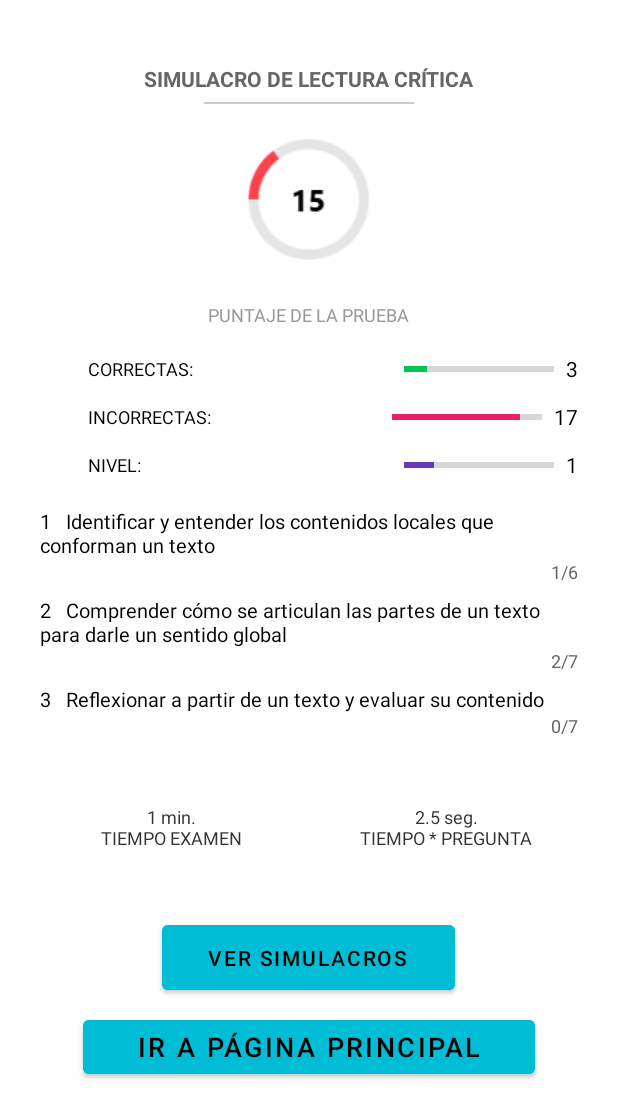
After one commit to Bryanhurtado0006/ICFESUP, an Android app: the Estadistica_Lectura screen opened through its navigation route, on a phone screen of 412 x 824 dp. The commit adds this screen. Shown: the top 1118 px of the screen. Run offline under Robolectric (Android 15) with nearby library versions, the phone set to English and light mode, and no system bars.

Commit message:
simulacros y estadistica

```diff
--- /dev/null
+++ b/app/src/main/java/com/example/icfes_up/simulacroANA/Estadistica_Lectura.java
@@ -0,0 +1,41 @@
+package com.example.icfes_up.simulacroANA;
+
+
+import android.os.Bundle;
+import android.view.LayoutInflater;
+import android.view.View;
+import android.view.ViewGroup;
+import androidx.annotation.NonNull;
+import androidx.annotation.Nullable;
+import androidx.fragment.app.Fragment;
+import androidx.navigation.Navigation;
+import com.example.icfes_up.databinding.FragmentEstadisticaLecturaBinding;
+
+import com.example.icfes_up.R;
+
+public class Estadistica_Lectura extends Fragment {
+    private FragmentEstadisticaLecturaBinding binding;
+
+    public Estadistica_Lectura() {}
+
+    @Override
+    public View onCreateView(@NonNull LayoutInflater inflater, ViewGroup container, Bundle savedInstanceState) {
+        binding = FragmentEstadisticaLecturaBinding.inflate(inflater, container, false);
+        return binding.getRoot();
+    }
+
+    @Override
+    public void onViewCreated(@NonNull View view, @Nullable Bundle savedInstanceState) {
+        super.onViewCreated(view, savedInstanceState);
+
+        binding.btnIrASimulacros.setOnClickListener(v -> {
+            Navigation.findNavController(v).navigate(R.id.action_estadisticaLectura_to_fragmentCategorias);
+        });
+    }
+
+    @Override
+    public void onDestroyView() {
+        super.onDestroyView();
+        binding = null;
+    }
+}
--- /dev/null
+++ b/app/src/main/res/layout/fragment_estadistica_lectura.xml
@@ -0,0 +1,261 @@
+<ScrollView xmlns:android="http://schemas.android.com/apk/res/android"
+    xmlns:tools="http://schemas.android.com/tools"
+    android:layout_width="match_parent"
+    android:layout_height="match_parent"
+    android:background="#ffffff"
+    android:padding="25dp"
+    android:fillViewport="true"
+    tools:context=".simulacroANA.Estadistica_Lectura">
+
+    <LinearLayout
+        android:layout_width="match_parent"
+        android:layout_height="wrap_content"
+        android:orientation="vertical"
+        android:padding="1dp"
+        android:gravity="center_horizontal">
+
+        <TextView
+            android:layout_width="wrap_content"
+            android:layout_height="wrap_content"
+            android:text="SIMULACRO DE LECTURA CRÍTICA"
+            android:textStyle="bold"
+            android:textSize="14sp"
+            android:textColor="#666666"
+            android:layout_marginTop="16dp" />
+
+        <View
+            android:layout_width="140dp"
+            android:layout_height="1dp"
+            android:layout_marginTop="6dp"
+            android:layout_marginBottom="12dp"
+            android:background="#cccccc" />
+
+        <ImageView
+            android:layout_width="155dp"
+            android:layout_height="100dp"
+            android:layout_marginBottom="20dp"
+            android:src="@drawable/prueba_lectura" />
+
+        <TextView
+            android:layout_width="wrap_content"
+            android:layout_height="wrap_content"
+            android:text="PUNTAJE DE LA PRUEBA"
+            android:textSize="12sp"
+            android:textColor="#999999"
+            android:layout_marginBottom="16dp" />
+
+        <LinearLayout
+            android:layout_width="match_parent"
+            android:layout_height="wrap_content"
+            android:orientation="horizontal"
+            android:gravity="center_vertical"
+            android:layout_marginBottom="8dp">
+
+            <ImageView
+                android:layout_width="24dp"
+                android:layout_height="24dp"
+                />
+
+            <TextView
+                android:layout_width="0dp"
+                android:layout_weight="1"
+                android:layout_height="wrap_content"
+                android:text="CORRECTAS:"
+                android:textSize="12sp"
+                android:paddingStart="8dp"
+                android:textColor="#000000" />
+
+            <ProgressBar
+                android:layout_width="100dp"
+                android:layout_height="8dp"
+                android:progress="3"
+                android:max="20"
+                android:progressTint="#00c853"
+                style="?android:attr/progressBarStyleHorizontal" />
+
+            <TextView
+                android:layout_width="wrap_content"
+                android:layout_height="wrap_content"
+                android:text="3"
+                android:textSize="14sp"
+                android:textColor="#000000"
+                android:paddingStart="8dp" />
+        </LinearLayout>
+
+        <LinearLayout
+            android:layout_width="match_parent"
+            android:layout_height="wrap_content"
+            android:orientation="horizontal"
+            android:gravity="center_vertical"
+            android:layout_marginBottom="8dp">
+
+            <ImageView
+                android:layout_width="24dp"
+                android:layout_height="24dp"
+                />
+
+            <TextView
+                android:layout_width="0dp"
+                android:layout_weight="1"
+                android:layout_height="wrap_content"
+                android:text="INCORRECTAS:"
+                android:textSize="12sp"
+                android:paddingStart="8dp"
+                android:textColor="#000000" />
+
+            <ProgressBar
+                android:layout_width="100dp"
+                android:layout_height="8dp"
+                android:progress="17"
+                android:max="20"
+                android:progressTint="#e91e63"
+                style="?android:attr/progressBarStyleHorizontal" />
+
+            <TextView
+                android:layout_width="wrap_content"
+                android:layout_height="wrap_content"
+                android:text="17"
+                android:textSize="14sp"
+                android:textColor="#000000"
+                android:paddingStart="8dp" />
+        </LinearLayout>
+
+        <LinearLayout
+            android:layout_width="match_parent"
+            android:layout_height="wrap_content"
+            android:orientation="horizontal"
+            android:gravity="center_vertical"
+            android:layout_marginBottom="16dp">
+
+            <ImageView
+                android:layout_width="24dp"
+                android:layout_height="24dp"
+                />
+
+            <TextView
+                android:layout_width="0dp"
+                android:layout_weight="1"
+                android:layout_height="wrap_content"
+                android:text="NIVEL:"
+                android:textSize="12sp"
+                android:paddingStart="8dp"
+                android:textColor="#000000" />
+
+            <ProgressBar
+                android:layout_width="100dp"
+                android:layout_height="8dp"
+                android:progress="1"
+                android:max="5"
+                android:progressTint="#673ab7"
+                style="?android:attr/progressBarStyleHorizontal" />
+
+            <TextView
+                android:layout_width="wrap_content"
+                android:layout_height="wrap_content"
+                android:text="1"
+                android:textSize="14sp"
+                android:textColor="#000000"
+                android:paddingStart="8dp" />
+        </LinearLayout>
+
+        <TextView
+            android:text="1   Identificar y entender los contenidos locales que conforman un texto"
+            android:layout_width="match_parent"
+            android:layout_height="wrap_content"
+            android:textSize="13sp"
+            android:textColor="#000000" />
+        <TextView
+            android:text="1/6"
+            android:layout_width="match_parent"
+            android:layout_height="wrap_content"
+            android:gravity="end"
+            android:textSize="12sp"
+            android:textColor="#666666"
+            android:layout_marginBottom="8dp" />
+
+        <TextView
+            android:text="2   Comprender cómo se articulan las partes de un texto para darle un sentido global"
+            android:layout_width="match_parent"
+            android:layout_height="wrap_content"
+            android:textSize="13sp"
+            android:textColor="#000000" />
+        <TextView
+            android:text="2/7"
+            android:layout_width="match_parent"
+            android:layout_height="wrap_content"
+            android:gravity="end"
+            android:textSize="12sp"
+            android:textColor="#666666"
+            android:layout_marginBottom="8dp" />
+
+        <TextView
+            android:text="3   Reflexionar a partir de un texto y evaluar su contenido"
+            android:layout_width="match_parent"
+            android:layout_height="wrap_content"
+            android:textSize="13sp"
+            android:textColor="#000000" />
+        <TextView
+            android:text="0/7"
+            android:layout_width="match_parent"
+            android:layout_height="wrap_content"
+            android:gravity="end"
+            android:textSize="12sp"
+            android:textColor="#666666"
+            android:layout_marginBottom="24dp" />
+
+        <LinearLayout
+            android:layout_width="match_parent"
+            android:layout_height="wrap_content"
+            android:orientation="horizontal"
+            android:gravity="center"
+            android:layout_marginTop="8dp">
+
+            <TextView
+                android:layout_width="0dp"
+                android:layout_weight="1"
+                android:layout_height="wrap_content"
+
+                android:gravity="center"
+                android:padding="12dp"
+                android:text="1 min.\nTIEMPO EXAMEN"
+                android:textSize="12sp"
+                android:textColor="#333333" />
+
+            <TextView
+                android:layout_width="0dp"
+                android:layout_weight="1"
+                android:layout_height="wrap_content"
+
+                android:gravity="center"
+                android:padding="12dp"
+                android:layout_marginStart="8dp"
+                android:text="2.5 seg.\nTIEMPO * PREGUNTA"
+                android:textSize="12sp"
+                android:textColor="#333333" />
+        </LinearLayout>
+        <Button
+            android:id="@+id/btnIrASimulacros"
+            android:layout_width="wrap_content"
+            android:layout_height="wrap_content"
+            android:text="Ver Simulacros"
+            android:textColor="#000000"
+            android:backgroundTint="#00BCD4"
+            android:paddingLeft="30dp"
+            android:paddingRight="32dp"
+            android:paddingTop="12dp"
+            android:paddingBottom="12dp"
+            android:layout_marginTop="32dp"
+            android:layout_marginBottom="8dp"
+            android:layout_gravity="center" />
+
+        <Button
+            android:id="@+id/btnGoToMain1"
+            android:layout_width="301dp"
+            android:layout_height="wrap_content"
+            android:backgroundTint="#00BCD4"
+            android:text="Ir a página principal"
+            android:textColor="#000000"
+            android:textSize="18sp" />
+
+    </LinearLayout>
+</ScrollView>
--- a/app/src/main/res/navigation/nav_graph.xml
+++ b/app/src/main/res/navigation/nav_graph.xml
@@ -14,18 +14,50 @@
             app:destination="@id/simulacroLectura1" />
     </fragment>
 
-    <fragment android:id="@+id/simulacroLectura1"
+    <fragment
+        android:id="@+id/simulacroLectura1"
         android:name="com.example.icfes_up.simulacroANA.Simulacro_Lectura_1"
         android:label="Simulacro Lectura 1"
         tools:layout="@layout/fragment_simulacro_lectura_1">
-        <action android:id="@+id/action_simulacroLectura1_to_lectura_Simulacro_2"
+        <action
+            android:id="@+id/action_simulacroLectura1_to_lectura_Simulacro_2"
             app:destination="@id/lectura_Simulacro_2" />
     </fragment>
-    <fragment android:id="@+id/lectura_Simulacro_2"
+
+    <fragment
+        android:id="@+id/lectura_Simulacro_2"
         android:name="com.example.icfes_up.simulacroANA.Simulacro_Lectura_2"
         android:label="Simulacro Lectura 2"
         tools:layout="@layout/fragment_simulacro_lectura_2">
+        <action
+            android:id="@+id/action_lectura_Simulacro_2_to_lectura_Simulacro_3"
+            app:destination="@id/lectura_Simulacro_3" />
     </fragment>
 
+    <fragment
+        android:id="@+id/lectura_Simulacro_3"
+        android:name="com.example.icfes_up.simulacroANA.Simulacro_Lectura_3"
+        android:label="Simulacro Lectura 3"
+        tools:layout="@layout/fragment_simulacro_lectura_3">
+        <action
+            android:id="@+id/action_lectura_Simulacro_3_to_lectura_Simulacro_4"
+            app:destination="@id/lectura_Simulacro_4" />
+    </fragment>
 
+    <fragment
+        android:id="@+id/lectura_Simulacro_4"
+        android:name="com.example.icfes_up.simulacroANA.Simulacro_Lectura_4"
+        android:label="Simulacro Lectura 4"
+        tools:layout="@layout/fragment_simulacro_lectura_4">
+        <action android:id="@+id/action_simulacroLectura4_to_estadisticaLectura"
+            app:destination="@id/estadisticaLectura" />
+    </fragment>
+
+    <fragment android:id="@+id/estadisticaLectura"
+        android:name="com.example.icfes_up.simulacroANA.Estadistica_Lectura"
+        android:label="Estadística Lectura"
+        tools:layout="@layout/fragment_estadistica_lectura">
+        <action android:id="@+id/action_estadisticaLectura_to_fragmentCategorias"
+            app:destination="@id/fragmentCategorias" />
+    </fragment>
 </navigation>
```
Also changed, not shown: app/src/main/java/com/example/icfes_up/simulacroANA/Simulacro_Lectura_2.java (+20 -46 lines), app/src/main/java/com/example/icfes_up/simulacroANA/Simulacro_Lectura_4.java (added, +39 -0 lines), app/src/main/res/layout/fragment_simulacro_lectura_4.xml (added, +96 -0 lines), app/src/main/res/drawable/prueba_lectura.png (added).
